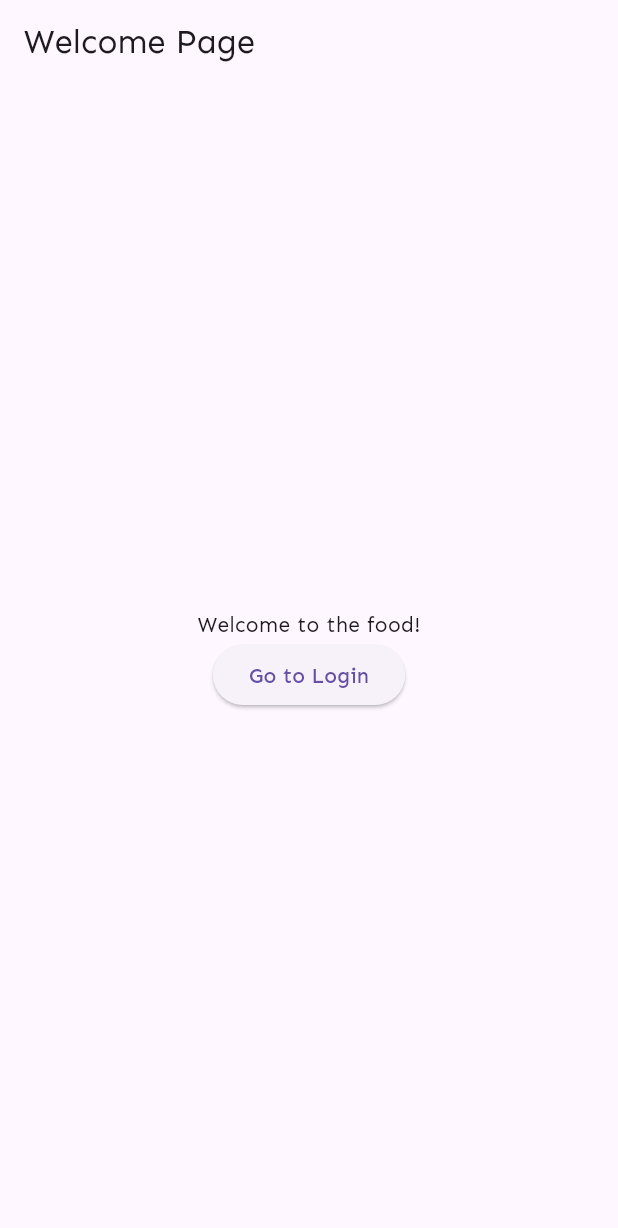
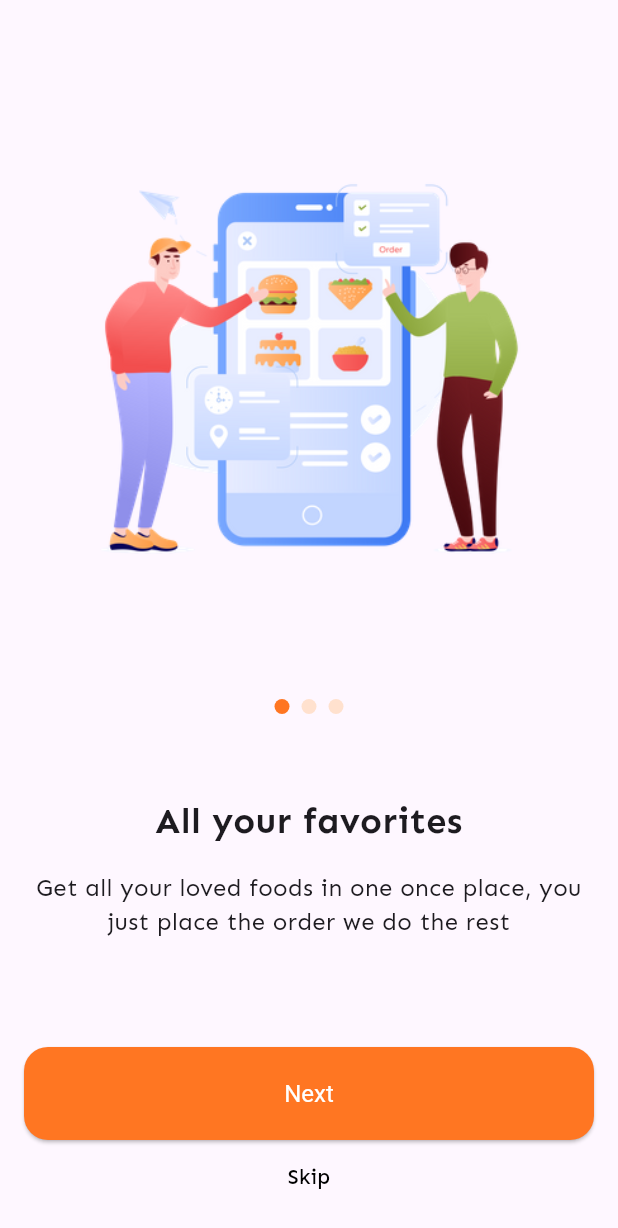
Before and after one commit to omerfbolat/flutter-food-app, a Flutter app: the screen it shows after launch, on a phone screen of 412 x 824 dp. Shown: the top 1228 px of the screen. Run offline on Flutter 3.47's test engine with Material 3 defaults, Android fonts, the phone set to English and light mode, and no system bars; our stand-ins replace flutter_redux, redux, redux_thunk.

Commit message:
welcome page completed

```diff
--- a/lib/screens/welcome.dart
+++ b/lib/screens/welcome.dart
@@ -1,27 +1,135 @@
 import 'package:flutter/material.dart';
+import 'package:flutter_food_app/widget/button.dart';
 
-class WelcomeScreen extends StatelessWidget {
-  const WelcomeScreen({super.key});
+class WelcomeScreen extends StatefulWidget {
+  const WelcomeScreen({Key? key}) : super(key: key);
+
+  @override
+  _WelcomeScreenState createState() => _WelcomeScreenState();
+}
+
+class _WelcomeScreenState extends State<WelcomeScreen> {
+  final PageController _pageController = PageController();
+  int _currentPage = 0;
+
+  final List<Map<String, String>> _pages = [
+    {
+      'image': 'assets/images/1.png',
+      'title': 'All your favorites',
+      'subtitle':
+      'Get all your loved foods in one once place, you just place the order we do the rest'
+    },
+    {
+      'image': 'assets/images/2.png',
+      'title': 'Order from choosen chef',
+      'subtitle': 'Get all your loved foods in one once place, you just place the orer we do the rest'
+    },
+    {
+      'image': 'assets/images/3.png',
+      'title': 'Free delivery offers',
+      'subtitle': 'Get all your loved foods in one once place, you just place the orer we do the rest'
+    },
+  ];
+
+  void _nextPage() {
+    if (_currentPage < _pages.length - 1) {
+      _pageController.nextPage(
+        duration: Duration(milliseconds: 300),
+        curve: Curves.easeInOut,
+      );
+    } else {
+      Navigator.pushNamed(context, '/login');
+    }
+  }
+
+  void _skip() {
+    Navigator.pushNamed(context, '/login');
+  }
+
+  List<Widget> _buildPageIndicator() {
+    List<Widget> indicators = [];
+    for (int i = 0; i < _pages.length; i++) {
+      indicators.add(_indicator(i == _currentPage));
+    }
+    return indicators;
+  }
+
+  Widget _indicator(bool isActive) {
+    return Container(
+      width: 10.0,
+      height: 10.0,
+      margin: EdgeInsets.symmetric(horizontal: 4.0),
+      decoration: BoxDecoration(
+        shape: BoxShape.circle,
+        color: isActive ? const Color(0xFFFF7622) : const Color(0xFFFFE1CE) ,
+      ),
+    );
+  }
 
   @override
   Widget build(BuildContext context) {
     return Scaffold(
-      appBar: AppBar(
-        title: const Text('Welcome Page'),
-      ),
-      body: Center(
-        child: Column(
-          mainAxisAlignment: MainAxisAlignment.center,
-          children: <Widget>[
-            const Text('Welcome to the food!'),
-            ElevatedButton(
-              onPressed: () {
-                Navigator.pushNamed(context, '/login');
+      body: Column(
+        children: [
+          Expanded(
+            child: PageView.builder(
+              controller: _pageController,
+              onPageChanged: (int index) {
+                setState(() {
+                  _currentPage = index;
+                });
               },
-              child: const Text('Go to Login'),
+              itemCount: _pages.length,
+              itemBuilder: (context, index) {
+                return Padding(
+                  padding: const EdgeInsets.all(16.0),
+                  child: Column(
+                    mainAxisAlignment: MainAxisAlignment.center,
+                    children: [
+                      Image.asset(_pages[index]['image']!),
+                      Padding(padding: const EdgeInsets.all(30),
+                        child:  Row(
+                          mainAxisAlignment: MainAxisAlignment.center,
+                          children: _buildPageIndicator(),
+                        ),
+                      ),
+                      const SizedBox(height: 24),
+                      Text(
+                        _pages[index]['title']!,
+                        style: TextStyle(
+                            fontSize: 24, fontWeight: FontWeight.bold),
+                        textAlign: TextAlign.center,
+                      ),
+                      const SizedBox(height: 16),
+                      Text(
+                        _pages[index]['subtitle']!,
+                        style: TextStyle(fontSize: 16),
+                        textAlign: TextAlign.center,
+                      ),
+                    ],
+                  ),
+                );
+              },
             ),
-          ],
-        ),
+          ),
+          SizedBox(height: 16),
+          Padding(
+            padding: const EdgeInsets.symmetric(horizontal: 16),
+            child: CustomButton(
+              text: _currentPage == _pages.length - 1 ? 'Get Started' : 'Next',
+              onPressed: _nextPage,
+              color: Color(0xFFFF7622),
+              textColor: Colors.white,
+              width: double.infinity,
+              height: 62.0,
+            ),
+          ),
+          TextButton(
+            onPressed: _skip,
+            child: Text('Skip', style: TextStyle(color: Colors.black)),
+          ),
+          SizedBox(height: 16),
+        ],
       ),
     );
   }
--- /dev/null
+++ b/lib/widget/button.dart
@@ -0,0 +1,39 @@
+import 'package:flutter/material.dart';
+
+class CustomButton extends StatelessWidget {
+  final String text;
+  final VoidCallback onPressed;
+  final Color color;
+  final Color textColor;
+  final double width;
+  final double height;
+
+  CustomButton({
+    required this.text,
+    required this.onPressed,
+    this.color = const Color(0xFFFF7622),
+    this.textColor = Colors.white,
+    this.width = 327.0,
+    this.height = 62.0,
+  });
+
+  @override
+  Widget build(BuildContext context) {
+    return SizedBox(
+      width: width,
+      height: height,
+      child: ElevatedButton(
+        onPressed: onPressed,
+        style: ElevatedButton.styleFrom(
+          backgroundColor: color,
+          foregroundColor: textColor,
+          shape: RoundedRectangleBorder(
+            borderRadius: BorderRadius.circular(16.0),
+          ),
+          textStyle: TextStyle(fontSize: 16),
+        ),
+        child: Text(text),
+      ),
+    );
+  }
+}
--- a/pubspec.yaml
+++ b/pubspec.yaml
@@ -64,6 +64,9 @@ flutter:
     - assets/images/food_logo.png
     - assets/images/splash.png
     - assets/images/splash2.png
+    - assets/images/1.png
+    - assets/images/2.png
+    - assets/images/3.png
 
   # An image asset can refer to one or more resolution-specific "variants", see
   # https://flutter.dev/assets-and-images/#resolution-aware
```
Also changed, not shown: assets/images/1.png (added), assets/images/2.png (added), assets/images/3.png (added).
